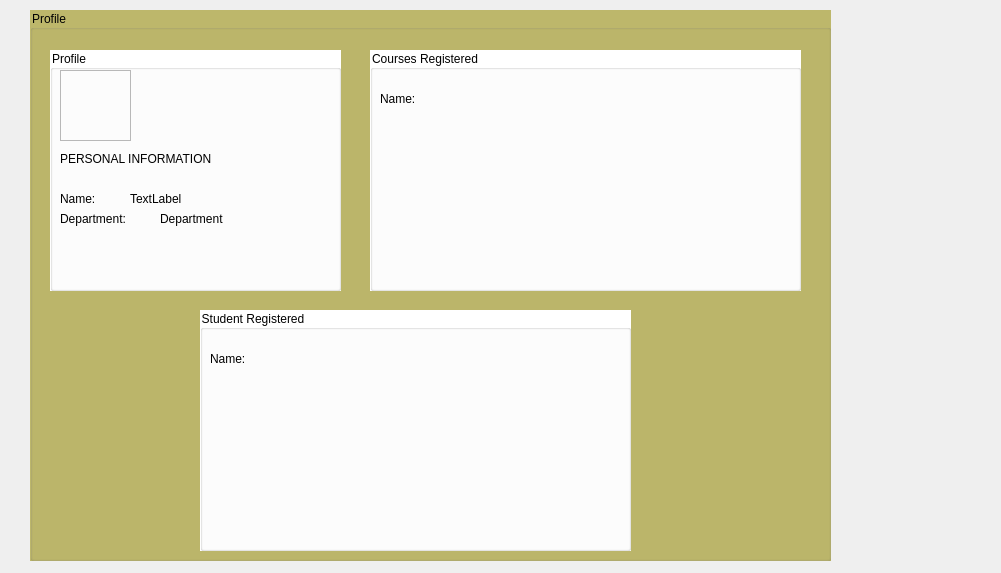
First picture: the form in student.ui, repository ahmadqasembader/DBMS-project, before the edit.
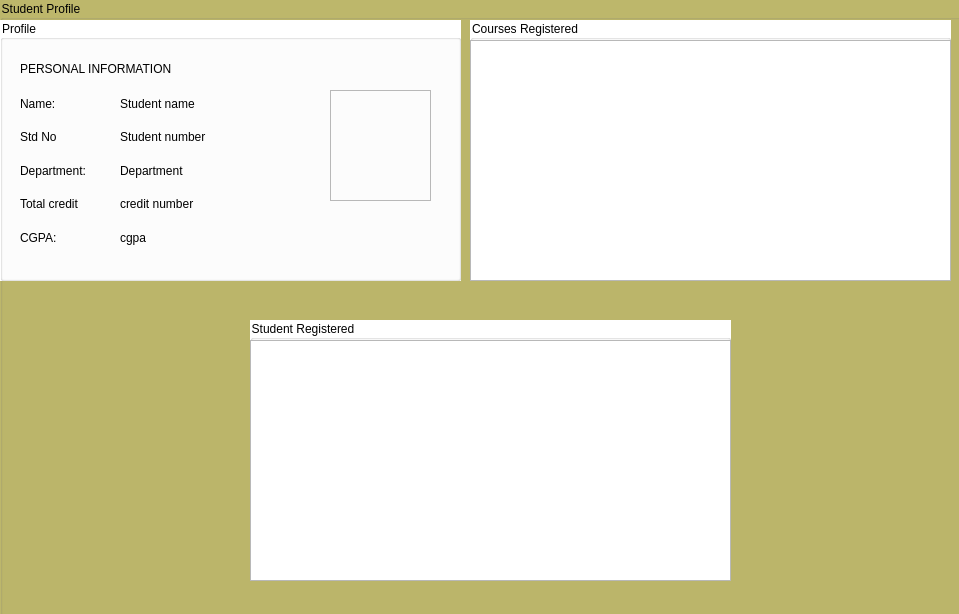
Second picture: the form after the edit. Icons and pictures are not drawn.

Commit message: Finalize std UI

The edit to the form file:
```diff
--- a/student.ui
+++ b/student.ui
@@ -6,8 +6,8 @@
    <rect>
     <x>0</x>
     <y>0</y>
-    <width>1001</width>
-    <height>573</height>
+    <width>959</width>
+    <height>614</height>
    </rect>
   </property>
   <property name="windowTitle">
@@ -16,10 +16,10 @@
   <widget class="QGroupBox" name="studentprofile">
    <property name="geometry">
     <rect>
-     <x>30</x>
-     <y>10</y>
-     <width>801</width>
-     <height>551</height>
+     <x>0</x>
+     <y>0</y>
+     <width>1001</width>
+     <height>671</height>
     </rect>
    </property>
    <property name="styleSheet">
@@ -29,15 +29,15 @@
 </string>
    </property>
    <property name="title">
-    <string>Profile</string>
+    <string>Student Profile</string>
    </property>
-   <widget class="QGroupBox" name="instructorprofile">
+   <widget class="QGroupBox" name="studentprofile_2">
     <property name="geometry">
      <rect>
-      <x>20</x>
-      <y>40</y>
-      <width>291</width>
-      <height>241</height>
+      <x>0</x>
+      <y>20</y>
+      <width>461</width>
+      <height>261</height>
      </rect>
     </property>
     <property name="palette">
@@ -78,7 +78,7 @@
      </palette>
     </property>
     <property name="styleSheet">
-     <string notr="true">#instructorprofile{
+     <string notr="true">#studentprofile_2{
 	background-color: white
 }</string>
     </property>
@@ -88,10 +88,10 @@
     <widget class="QFrame" name="frame">
      <property name="geometry">
       <rect>
-       <x>10</x>
-       <y>20</y>
-       <width>71</width>
-       <height>71</height>
+       <x>330</x>
+       <y>70</y>
+       <width>101</width>
+       <height>111</height>
       </rect>
      </property>
      <property name="styleSheet">
@@ -104,210 +104,11 @@
       <enum>QFrame::Raised</enum>
      </property>
     </widget>
-    <widget class="QLabel" name="label">
-     <property name="geometry">
-      <rect>
-       <x>10</x>
-       <y>140</y>
-       <width>51</width>
-       <height>17</height>
-      </rect>
-     </property>
-     <property name="palette">
-      <palette>
-       <active>
-        <colorrole role="WindowText">
-         <brush brushstyle="SolidPattern">
-          <color alpha="255">
-           <red>0</red>
-           <green>0</green>
-           <blue>0</blue>
-          </color>
-         </brush>
-        </colorrole>
-       </active>
-       <inactive>
-        <colorrole role="WindowText">
-         <brush brushstyle="SolidPattern">
-          <color alpha="255">
-           <red>0</red>
-           <green>0</green>
-           <blue>0</blue>
-          </color>
-         </brush>
-        </colorrole>
-       </inactive>
-       <disabled>
-        <colorrole role="WindowText">
-         <brush brushstyle="SolidPattern">
-          <color alpha="96">
-           <red>164</red>
-           <green>166</green>
-           <blue>168</blue>
-          </color>
-         </brush>
-        </colorrole>
-       </disabled>
-      </palette>
-     </property>
-     <property name="text">
-      <string>Name: </string>
-     </property>
-    </widget>
-    <widget class="QLabel" name="label_2">
-     <property name="geometry">
-      <rect>
-       <x>10</x>
-       <y>160</y>
-       <width>91</width>
-       <height>17</height>
-      </rect>
-     </property>
-     <property name="palette">
-      <palette>
-       <active>
-        <colorrole role="WindowText">
-         <brush brushstyle="SolidPattern">
-          <color alpha="255">
-           <red>0</red>
-           <green>0</green>
-           <blue>0</blue>
-          </color>
-         </brush>
-        </colorrole>
-        <colorrole role="Text">
-         <brush brushstyle="SolidPattern">
-          <color alpha="255">
-           <red>0</red>
-           <green>0</green>
-           <blue>0</blue>
-          </color>
-         </brush>
-        </colorrole>
-        <colorrole role="ButtonText">
-         <brush brushstyle="SolidPattern">
-          <color alpha="255">
-           <red>0</red>
-           <green>0</green>
-           <blue>0</blue>
-          </color>
-         </brush>
-        </colorrole>
-        <colorrole role="PlaceholderText">
-         <brush brushstyle="SolidPattern">
-          <color alpha="255">
-           <red>0</red>
-           <green>0</green>
-           <blue>0</blue>
-          </color>
-         </brush>
-        </colorrole>
-       </active>
-       <inactive>
-        <colorrole role="WindowText">
-         <brush brushstyle="SolidPattern">
-          <color alpha="255">
-           <red>0</red>
-           <green>0</green>
-           <blue>0</blue>
-          </color>
-         </brush>
-        </colorrole>
-        <colorrole role="Text">
-         <brush brushstyle="SolidPattern">
-          <color alpha="255">
-           <red>0</red>
-           <green>0</green>
-           <blue>0</blue>
-          </color>
-         </brush>
-        </colorrole>
-        <colorrole role="ButtonText">
-         <brush brushstyle="SolidPattern">
-          <color alpha="255">
-           <red>0</red>
-           <green>0</green>
-           <blue>0</blue>
-          </color>
-         </brush>
-        </colorrole>
-        <colorrole role="PlaceholderText">
-         <brush brushstyle="SolidPattern">
-          <color alpha="255">
-           <red>0</red>
-           <green>0</green>
-           <blue>0</blue>
-          </color>
-         </brush>
-        </colorrole>
-       </inactive>
-       <disabled>
-        <colorrole role="WindowText">
-         <brush brushstyle="SolidPattern">
-          <color alpha="255">
-           <red>0</red>
-           <green>0</green>
-           <blue>0</blue>
-          </color>
-         </brush>
-        </colorrole>
-        <colorrole role="Text">
-         <brush brushstyle="SolidPattern">
-          <color alpha="255">
-           <red>0</red>
-           <green>0</green>
-           <blue>0</blue>
-          </color>
-         </brush>
-        </colorrole>
-        <colorrole role="ButtonText">
-         <brush brushstyle="SolidPattern">
-          <color alpha="255">
-           <red>0</red>
-           <green>0</green>
-           <blue>0</blue>
-          </color>
-         </brush>
-        </colorrole>
-        <colorrole role="PlaceholderText">
-         <brush brushstyle="SolidPattern">
-          <color alpha="255">
-           <red>0</red>
-           <green>0</green>
-           <blue>0</blue>
-          </color>
-         </brush>
-        </colorrole>
-       </disabled>
-      </palette>
-     </property>
-     <property name="styleSheet">
-      <string notr="true">#label_2{
-	color: black
-}</string>
-     </property>
-     <property name="text">
-      <string>Department: </string>
-     </property>
-    </widget>
-    <widget class="QLabel" name="dept_name">
-     <property name="geometry">
-      <rect>
-       <x>110</x>
-       <y>160</y>
-       <width>131</width>
-       <height>17</height>
-      </rect>
-     </property>
-     <property name="text">
-      <string>Department</string>
-     </property>
-    </widget>
     <widget class="QLabel" name="label_5">
      <property name="geometry">
       <rect>
-       <x>10</x>
-       <y>100</y>
+       <x>20</x>
+       <y>40</y>
        <width>191</width>
        <height>17</height>
       </rect>
@@ -439,213 +240,314 @@
       <string>PERSONAL INFORMATION</string>
      </property>
     </widget>
-    <widget class="QLabel" name="std_name">
+    <widget class="QWidget" name="layoutWidget">
      <property name="geometry">
       <rect>
-       <x>80</x>
-       <y>140</y>
-       <width>67</width>
-       <height>17</height>
+       <x>20</x>
+       <y>70</y>
+       <width>93</width>
+       <height>161</height>
       </rect>
      </property>
-     <property name="text">
-      <string>TextLabel</string>
-     </property>
-    </widget>
-   </widget>
-   <widget class="QGroupBox" name="studentRegistered">
-    <property name="geometry">
-     <rect>
-      <x>170</x>
-      <y>300</y>
-      <width>431</width>
-      <height>241</height>
-     </rect>
-    </property>
-    <property name="palette">
-     <palette>
-      <active>
-       <colorrole role="WindowText">
-        <brush brushstyle="SolidPattern">
-         <color alpha="255">
-          <red>0</red>
-          <green>0</green>
-          <blue>0</blue>
-         </color>
-        </brush>
-       </colorrole>
-       <colorrole role="Button">
-        <brush brushstyle="SolidPattern">
-         <color alpha="255">
-          <red>255</red>
-          <green>255</green>
-          <blue>255</blue>
-         </color>
-        </brush>
-       </colorrole>
-       <colorrole role="Base">
-        <brush brushstyle="SolidPattern">
-         <color alpha="255">
-          <red>255</red>
-          <green>255</green>
-          <blue>255</blue>
-         </color>
-        </brush>
-       </colorrole>
-       <colorrole role="Window">
-        <brush brushstyle="SolidPattern">
-         <color alpha="255">
-          <red>255</red>
-          <green>255</green>
-          <blue>255</blue>
-         </color>
-        </brush>
-       </colorrole>
-      </active>
-      <inactive>
-       <colorrole role="WindowText">
-        <brush brushstyle="SolidPattern">
-         <color alpha="255">
-          <red>0</red>
-          <green>0</green>
-          <blue>0</blue>
-         </color>
-        </brush>
-       </colorrole>
-       <colorrole role="Button">
-        <brush brushstyle="SolidPattern">
-         <color alpha="255">
-          <red>255</red>
-          <green>255</green>
-          <blue>255</blue>
-         </color>
-        </brush>
-       </colorrole>
-       <colorrole role="Base">
-        <brush brushstyle="SolidPattern">
-         <color alpha="255">
-          <red>255</red>
-          <green>255</green>
-          <blue>255</blue>
-         </color>
-        </brush>
-       </colorrole>
-       <colorrole role="Window">
-        <brush brushstyle="SolidPattern">
-         <color alpha="255">
-          <red>255</red>
-          <green>255</green>
-          <blue>255</blue>
-         </color>
-        </brush>
-       </colorrole>
-      </inactive>
-      <disabled>
-       <colorrole role="WindowText">
-        <brush brushstyle="SolidPattern">
-         <color alpha="255">
-          <red>190</red>
-          <green>190</green>
-          <blue>190</blue>
-         </color>
-        </brush>
-       </colorrole>
-       <colorrole role="Button">
-        <brush brushstyle="SolidPattern">
-         <color alpha="255">
-          <red>255</red>
-          <green>255</green>
-          <blue>255</blue>
-         </color>
-        </brush>
-       </colorrole>
-       <colorrole role="Base">
-        <brush brushstyle="SolidPattern">
-         <color alpha="255">
-          <red>255</red>
-          <green>255</green>
-          <blue>255</blue>
-         </color>
-        </brush>
-       </colorrole>
-       <colorrole role="Window">
-        <brush brushstyle="SolidPattern">
-         <color alpha="255">
-          <red>255</red>
-          <green>255</green>
-          <blue>255</blue>
-         </color>
-        </brush>
-       </colorrole>
-      </disabled>
-     </palette>
-    </property>
-    <property name="styleSheet">
-     <string notr="true">#studentRegistered{
-	background-color: white
+     <layout class="QVBoxLayout" name="verticalLayout">
+      <item>
+       <widget class="QLabel" name="label">
+        <property name="palette">
+         <palette>
+          <active>
+           <colorrole role="WindowText">
+            <brush brushstyle="SolidPattern">
+             <color alpha="255">
+              <red>0</red>
+              <green>0</green>
+              <blue>0</blue>
+             </color>
+            </brush>
+           </colorrole>
+          </active>
+          <inactive>
+           <colorrole role="WindowText">
+            <brush brushstyle="SolidPattern">
+             <color alpha="255">
+              <red>0</red>
+              <green>0</green>
+              <blue>0</blue>
+             </color>
+            </brush>
+           </colorrole>
+          </inactive>
+          <disabled>
+           <colorrole role="WindowText">
+            <brush brushstyle="SolidPattern">
+             <color alpha="96">
+              <red>164</red>
+              <green>166</green>
+              <blue>168</blue>
+             </color>
+            </brush>
+           </colorrole>
+          </disabled>
+         </palette>
+        </property>
+        <property name="text">
+         <string>Name: </string>
+        </property>
+       </widget>
+      </item>
+      <item>
+       <widget class="QLabel" name="label_12">
+        <property name="palette">
+         <palette>
+          <active>
+           <colorrole role="WindowText">
+            <brush brushstyle="SolidPattern">
+             <color alpha="255">
+              <red>0</red>
+              <green>0</green>
+              <blue>0</blue>
+             </color>
+            </brush>
+           </colorrole>
+          </active>
+          <inactive>
+           <colorrole role="WindowText">
+            <brush brushstyle="SolidPattern">
+             <color alpha="255">
+              <red>0</red>
+              <green>0</green>
+              <blue>0</blue>
+             </color>
+            </brush>
+           </colorrole>
+          </inactive>
+          <disabled>
+           <colorrole role="WindowText">
+            <brush brushstyle="SolidPattern">
+             <color alpha="96">
+              <red>164</red>
+              <green>166</green>
+              <blue>168</blue>
+             </color>
+            </brush>
+           </colorrole>
+          </disabled>
+         </palette>
+        </property>
+        <property name="text">
+         <string>Std No</string>
+        </property>
+       </widget>
+      </item>
+      <item>
+       <widget class="QLabel" name="label_2">
+        <property name="palette">
+         <palette>
+          <active>
+           <colorrole role="WindowText">
+            <brush brushstyle="SolidPattern">
+             <color alpha="255">
+              <red>0</red>
+              <green>0</green>
+              <blue>0</blue>
+             </color>
+            </brush>
+           </colorrole>
+           <colorrole role="Text">
+            <brush brushstyle="SolidPattern">
+             <color alpha="255">
+              <red>0</red>
+              <green>0</green>
+              <blue>0</blue>
+             </color>
+            </brush>
+           </colorrole>
+           <colorrole role="ButtonText">
+            <brush brushstyle="SolidPattern">
+             <color alpha="255">
+              <red>0</red>
+              <green>0</green>
+              <blue>0</blue>
+             </color>
+            </brush>
+           </colorrole>
+           <colorrole role="PlaceholderText">
+            <brush brushstyle="SolidPattern">
+             <color alpha="255">
+              <red>0</red>
+              <green>0</green>
+              <blue>0</blue>
+             </color>
+            </brush>
+           </colorrole>
+          </active>
+          <inactive>
+           <colorrole role="WindowText">
+            <brush brushstyle="SolidPattern">
+             <color alpha="255">
+              <red>0</red>
+              <green>0</green>
+              <blue>0</blue>
+             </color>
+            </brush>
+           </colorrole>
+           <colorrole role="Text">
+            <brush brushstyle="SolidPattern">
+             <color alpha="255">
+              <red>0</red>
+              <green>0</green>
+              <blue>0</blue>
+             </color>
+            </brush>
+           </colorrole>
+           <colorrole role="ButtonText">
+            <brush brushstyle="SolidPattern">
+             <color alpha="255">
+              <red>0</red>
+              <green>0</green>
+              <blue>0</blue>
+             </color>
+            </brush>
+           </colorrole>
+           <colorrole role="PlaceholderText">
+            <brush brushstyle="SolidPattern">
+             <color alpha="255">
+              <red>0</red>
+              <green>0</green>
+              <blue>0</blue>
+             </color>
+            </brush>
+           </colorrole>
+          </inactive>
+          <disabled>
+           <colorrole role="WindowText">
+            <brush brushstyle="SolidPattern">
+             <color alpha="255">
+              <red>0</red>
+              <green>0</green>
+              <blue>0</blue>
+             </color>
+            </brush>
+           </colorrole>
+           <colorrole role="Text">
+            <brush brushstyle="SolidPattern">
+             <color alpha="255">
+              <red>0</red>
+              <green>0</green>
+              <blue>0</blue>
+             </color>
+            </brush>
+           </colorrole>
+           <colorrole role="ButtonText">
+            <brush brushstyle="SolidPattern">
+             <color alpha="255">
+              <red>0</red>
+              <green>0</green>
+              <blue>0</blue>
+             </color>
+            </brush>
+           </colorrole>
+           <colorrole role="PlaceholderText">
+            <brush brushstyle="SolidPattern">
+             <color alpha="255">
+              <red>0</red>
+              <green>0</green>
+              <blue>0</blue>
+             </color>
+            </brush>
+           </colorrole>
+          </disabled>
+         </palette>
+        </property>
+        <property name="styleSheet">
+         <string notr="true">#label_2{
+	color: black
 }</string>
-    </property>
-    <property name="title">
-     <string>Student Registered</string>
-    </property>
-    <widget class="QLabel" name="label_22">
+        </property>
+        <property name="text">
+         <string>Department: </string>
+        </property>
+       </widget>
+      </item>
+      <item>
+       <widget class="QLabel" name="label_15">
+        <property name="text">
+         <string>Total credit</string>
+        </property>
+       </widget>
+      </item>
+      <item>
+       <widget class="QLabel" name="label_13">
+        <property name="text">
+         <string>CGPA: </string>
+        </property>
+       </widget>
+      </item>
+     </layout>
+    </widget>
+    <widget class="QWidget" name="layoutWidget">
      <property name="geometry">
       <rect>
-       <x>10</x>
-       <y>40</y>
-       <width>67</width>
-       <height>17</height>
+       <x>120</x>
+       <y>70</y>
+       <width>201</width>
+       <height>161</height>
       </rect>
      </property>
-     <property name="palette">
-      <palette>
-       <active>
-        <colorrole role="WindowText">
-         <brush brushstyle="SolidPattern">
-          <color alpha="255">
-           <red>0</red>
-           <green>0</green>
-           <blue>0</blue>
-          </color>
-         </brush>
-        </colorrole>
-       </active>
-       <inactive>
-        <colorrole role="WindowText">
-         <brush brushstyle="SolidPattern">
-          <color alpha="255">
-           <red>0</red>
-           <green>0</green>
-           <blue>0</blue>
-          </color>
-         </brush>
-        </colorrole>
-       </inactive>
-       <disabled>
-        <colorrole role="WindowText">
-         <brush brushstyle="SolidPattern">
-          <color alpha="96">
-           <red>164</red>
-           <green>166</green>
-           <blue>168</blue>
-          </color>
-         </brush>
-        </colorrole>
-       </disabled>
-      </palette>
-     </property>
-     <property name="text">
-      <string>Name: </string>
-     </property>
+     <layout class="QVBoxLayout" name="verticalLayout_2">
+      <item>
+       <widget class="QLabel" name="label_3">
+        <property name="text">
+         <string>Student name</string>
+        </property>
+       </widget>
+      </item>
+      <item>
+       <widget class="QLabel" name="label_11">
+        <property name="text">
+         <string>Student number</string>
+        </property>
+       </widget>
+      </item>
+      <item>
+       <widget class="QLabel" name="label_4">
+        <property name="enabled">
+         <bool>true</bool>
+        </property>
+        <property name="maximumSize">
+         <size>
+          <width>16777215</width>
+          <height>16777215</height>
+         </size>
+        </property>
+        <property name="text">
+         <string>Department</string>
+        </property>
+       </widget>
+      </item>
+      <item>
+       <widget class="QLabel" name="label_16">
+        <property name="text">
+         <string>credit number</string>
+        </property>
+       </widget>
+      </item>
+      <item>
+       <widget class="QLabel" name="label_14">
+        <property name="text">
+         <string>cgpa</string>
+        </property>
+       </widget>
+      </item>
+     </layout>
     </widget>
    </widget>
-   <widget class="QGroupBox" name="courses_assigned">
+   <widget class="QGroupBox" name="courses_assigned_2">
     <property name="geometry">
      <rect>
-      <x>340</x>
-      <y>40</y>
-      <width>431</width>
-      <height>241</height>
+      <x>470</x>
+      <y>20</y>
+      <width>481</width>
+      <height>261</height>
      </rect>
     </property>
     <property name="palette">
@@ -767,61 +669,86 @@
      </palette>
     </property>
     <property name="styleSheet">
-     <string notr="true">#courses_assigned{
+     <string notr="true">#courses_assigned_2{
 	background-color: white
 }</string>
     </property>
     <property name="title">
      <string>Courses Registered</string>
     </property>
-    <widget class="QLabel" name="label_21">
+    <widget class="QTableWidget" name="tableWidget">
      <property name="geometry">
       <rect>
-       <x>10</x>
-       <y>40</y>
-       <width>67</width>
-       <height>17</height>
+       <x>0</x>
+       <y>20</y>
+       <width>481</width>
+       <height>241</height>
       </rect>
      </property>
-     <property name="palette">
-      <palette>
-       <active>
-        <colorrole role="WindowText">
-         <brush brushstyle="SolidPattern">
-          <color alpha="255">
-           <red>0</red>
-           <green>0</green>
-           <blue>0</blue>
-          </color>
-         </brush>
-        </colorrole>
-       </active>
-       <inactive>
-        <colorrole role="WindowText">
-         <brush brushstyle="SolidPattern">
-          <color alpha="255">
-           <red>0</red>
-           <green>0</green>
-           <blue>0</blue>
-          </color>
-         </brush>
-        </colorrole>
-       </inactive>
-       <disabled>
-        <colorrole role="WindowText">
-         <brush brushstyle="SolidPattern">
-          <color alpha="96">
-           <red>164</red>
-           <green>166</green>
-           <blue>168</blue>
-          </color>
-         </brush>
-        </colorrole>
-       </disabled>
-      </palette>
-     </property>
-     <property name="text">
-      <string>Name: </string>
+    </widget>
+   </widget>
+   <widget class="QGroupBox" name="courses_assigned_3">
+    <property name="geometry">
+     <rect>
+      <x>250</x>
+      <y>320</y>
+      <width>481</width>
+      <height>261</height>
+     </rect>
+    </property>
+    <property name="palette">
+     <palette>
+      <active>
+       <colorrole role="WindowText">
+        <brush brushstyle="SolidPattern">
+         <color alpha="255">
+          <red>0</red>
+          <green>0</green>
+          <blue>0</blue>
+         </color>
+        </brush>
+       </colorrole>
+      </active>
+      <inactive>
+       <colorrole role="WindowText">
+        <brush brushstyle="SolidPattern">
+         <color alpha="255">
+          <red>0</red>
+          <green>0</green>
+          <blue>0</blue>
+         </color>
+        </brush>
+       </colorrole>
+      </inactive>
+      <disabled>
+       <colorrole role="WindowText">
+        <brush brushstyle="SolidPattern">
+         <color alpha="255">
+          <red>190</red>
+          <green>190</green>
+          <blue>190</blue>
+         </color>
+        </brush>
+       </colorrole>
+      </disabled>
+     </palette>
+    </property>
+    <property name="styleSheet">
+     <string notr="true">#courses_assigned_3{
+	background-color: white
+}</string>
+    </property>
+    <property name="title">
+     <string>Student Registered</string>
+    </property>
+    <widget class="QTableWidget" name="tableWidget_2">
+     <property name="geometry">
+      <rect>
+       <x>0</x>
+       <y>20</y>
+       <width>481</width>
+       <height>241</height>
+      </rect>
      </property>
     </widget>
    </widget>
```
The commit also changes 2 other files.
